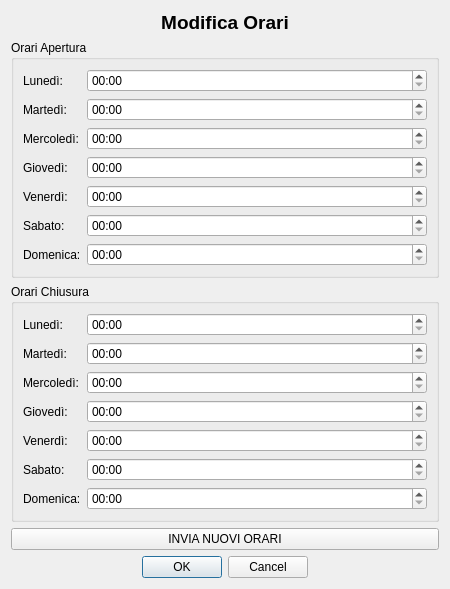
This is windows/gestione_orari.ui in ironlanderl/progettoIngegneriaSoftware as Qt 5 draws it before an edit. The edited form follows.
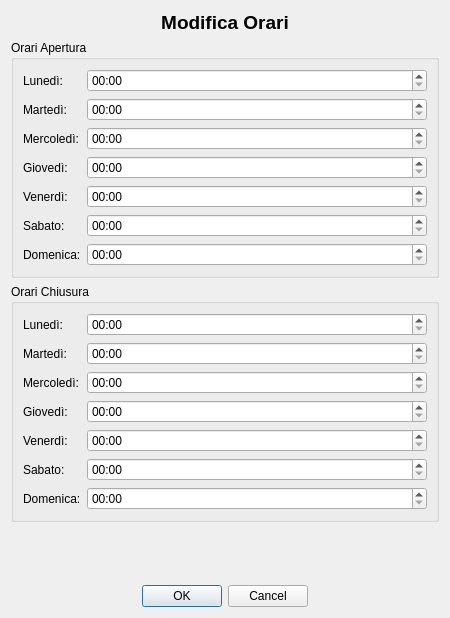
This is the edited form.

Commit message: Aggiunta della gestione degli orari di apertura e chiusura con interfaccia grafica

Patch:
```diff
--- a/windows/gestione_orari.ui
+++ b/windows/gestione_orari.ui
@@ -7,7 +7,7 @@
     <x>0</x>
     <y>0</y>
     <width>450</width>
-    <height>400</height>
+    <height>618</height>
    </rect>
   </property>
   <property name="windowTitle">
@@ -245,13 +245,6 @@
      </layout>
     </widget>
    </item>
-   <item>
-    <widget class="QPushButton" name="btnInviaNuoviOrari">
-     <property name="text">
-      <string>INVIA NUOVI ORARI</string>
-     </property>
-    </widget>
-   </item>
    <item>
     <spacer name="verticalSpacer">
      <property name="orientation">
```
Left out of the diff: 9 changed lines with no effect on the pictures. The commit also changes 9 other files.
